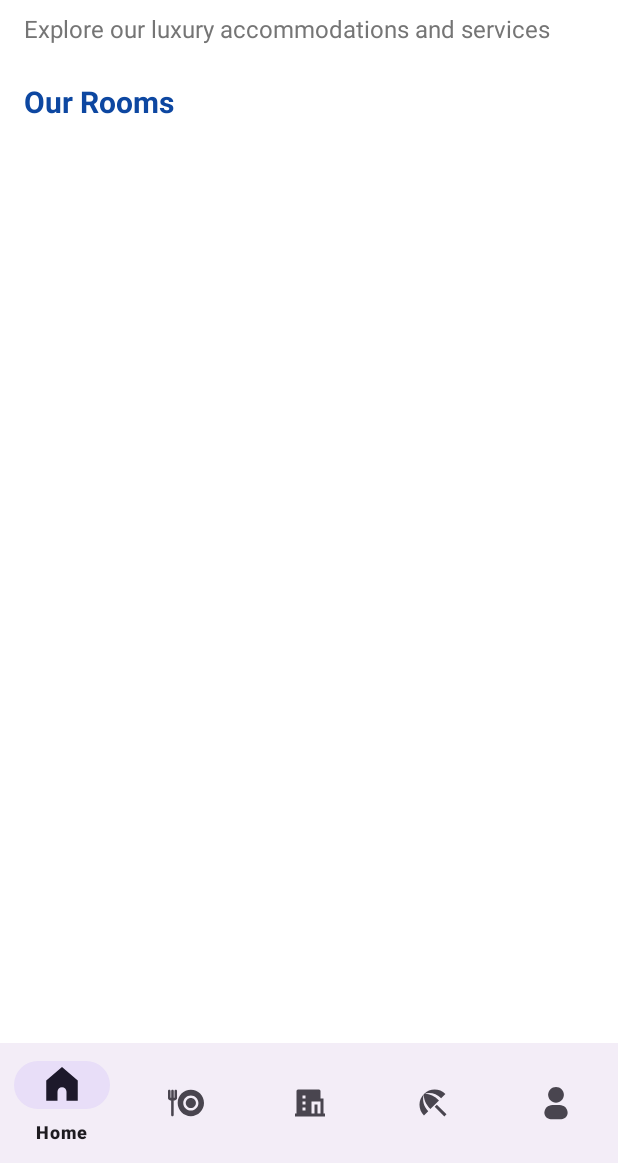
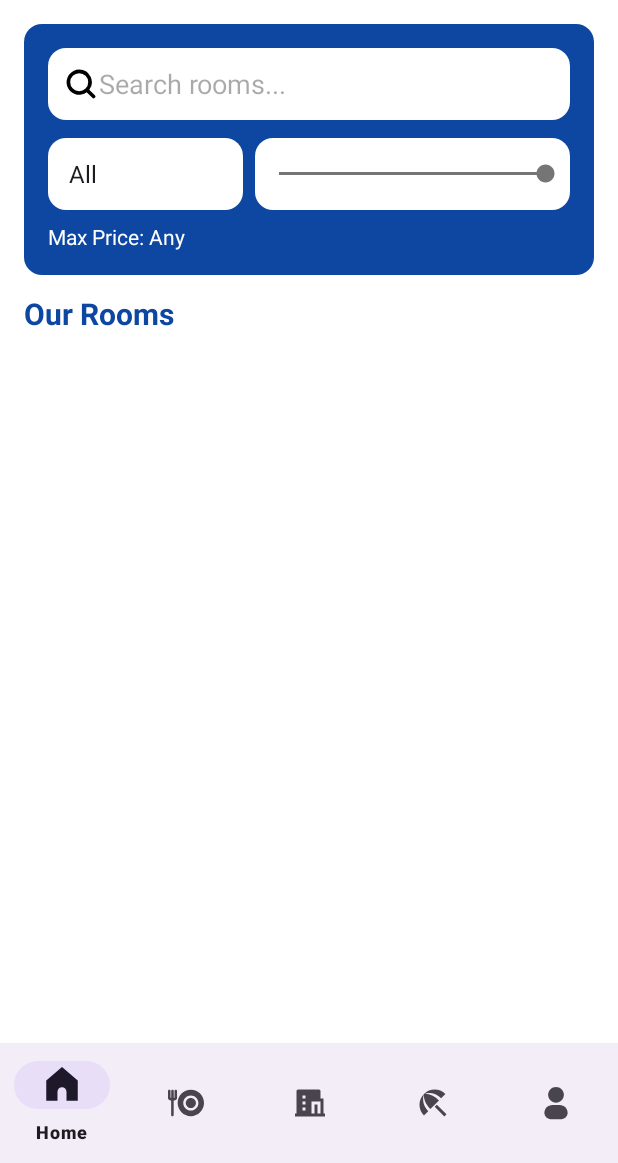
Before and after one commit to sandeepaMallawarachchi/luxevista, an Android app: the screen it shows after launch once a user with an empty profile is signed in (HomeActivity), on a phone screen of 412 x 824 dp, the part 73-1236 px from its top. Run offline under Robolectric (Android 15) with nearby library versions, the phone set to English and light mode, and no system bars; our stand-ins replace Firebase (no records; nobody signed in at launch, a user with empty details on screens opened directly).

Commit message:
profile updated and filters added

```diff
--- a/app/src/main/java/com/example/luxevista/fragments/HomeFragment.java
+++ b/app/src/main/java/com/example/luxevista/fragments/HomeFragment.java
@@ -1,72 +1,128 @@
 package com.example.luxevista.fragments;
 
 import android.os.Bundle;
-import android.util.Log;
-import android.view.LayoutInflater;
-import android.view.View;
-import android.view.ViewGroup;
-
+import android.text.Editable;
+import android.text.TextWatcher;
+import android.view.*;
+import android.widget.*;
 import androidx.annotation.NonNull;
 import androidx.annotation.Nullable;
 import androidx.fragment.app.Fragment;
 import androidx.recyclerview.widget.LinearLayoutManager;
 import androidx.recyclerview.widget.RecyclerView;
-
 import com.example.luxevista.R;
 import com.example.luxevista.adapters.RoomAdapter;
 import com.example.luxevista.models.Room;
 import com.google.firebase.firestore.FirebaseFirestore;
 import com.google.firebase.firestore.QueryDocumentSnapshot;
 
-import java.util.ArrayList;
-import java.util.List;
+import java.util.*;
 
 public class HomeFragment extends Fragment {
 
     private RecyclerView roomsRecyclerView;
     private RoomAdapter roomAdapter;
-    private List<Room> roomList;
+    private List<Room> roomList = new ArrayList<>();
+    private List<Room> filteredList = new ArrayList<>();
+
     private FirebaseFirestore firestore;
+
+    private EditText searchBar;
+    private Spinner typeSpinner;
+    private SeekBar priceSeekBar;
+    private TextView priceLabel;
+
+    private String selectedType = "All";
+    private int selectedMaxPrice = 100000;
 
     @Nullable
     @Override
     public View onCreateView(@NonNull LayoutInflater inflater, @Nullable ViewGroup container, @Nullable Bundle savedInstanceState) {
         View view = inflater.inflate(R.layout.fragment_home, container, false);
 
-        // Initialize RecyclerView
         roomsRecyclerView = view.findViewById(R.id.roomsRecyclerView);
+        searchBar = view.findViewById(R.id.searchEditText);
+        typeSpinner = view.findViewById(R.id.typeSpinner);
+        priceSeekBar = view.findViewById(R.id.priceSeekBar);
+        priceLabel = view.findViewById(R.id.priceTextView);
+
         roomsRecyclerView.setLayoutManager(new LinearLayoutManager(getContext()));
-
-        // Initialize Firestore and adapter
-        firestore = FirebaseFirestore.getInstance();
-        roomList = new ArrayList<>();
-        roomAdapter = new RoomAdapter(getContext(), roomList);
+        roomAdapter = new RoomAdapter(getContext(), filteredList);
         roomsRecyclerView.setAdapter(roomAdapter);
 
-        // Load rooms from Firestore
+        firestore = FirebaseFirestore.getInstance();
+        setupFilters();
         loadRoomsFromFirestore();
 
         return view;
     }
 
+    private void setupFilters() {
+        ArrayAdapter<CharSequence> adapter = ArrayAdapter.createFromResource(getContext(), R.array.room_types, android.R.layout.simple_spinner_item);
+        adapter.setDropDownViewResource(android.R.layout.simple_spinner_dropdown_item);
+        typeSpinner.setAdapter(adapter);
+        typeSpinner.setOnItemSelectedListener(new AdapterView.OnItemSelectedListener() {
+            @Override
+            public void onItemSelected(AdapterView<?> parent, View view, int position, long id) {
+                selectedType = parent.getItemAtPosition(position).toString();
+                filterRooms();
+            }
+
+            @Override
+            public void onNothingSelected(AdapterView<?> parent) {}
+        });
+
+        priceSeekBar.setMax(100000);
+        priceSeekBar.setProgress(100000);
+        priceLabel.setText("Max Price: Any");
+
+        priceSeekBar.setOnSeekBarChangeListener(new SeekBar.OnSeekBarChangeListener() {
+            @Override
+            public void onProgressChanged(SeekBar seekBar, int progress, boolean fromUser) {
+                selectedMaxPrice = progress;
+                priceLabel.setText(progress == 100000 ? "Max Price: Any" : "Max Price: LKR" + progress);
+                filterRooms();
+            }
+
+            @Override public void onStartTrackingTouch(SeekBar seekBar) {}
+            @Override public void onStopTrackingTouch(SeekBar seekBar) {}
+        });
+
+        searchBar.addTextChangedListener(new TextWatcher() {
+            @Override public void beforeTextChanged(CharSequence s, int start, int count, int after) {}
+            @Override public void onTextChanged(CharSequence s, int start, int before, int count) {
+                filterRooms();
+            }
+            @Override public void afterTextChanged(Editable s) {}
+        });
+    }
+
     private void loadRoomsFromFirestore() {
-        firestore.collection("rooms")
-                .get()
-                .addOnSuccessListener(queryDocumentSnapshots -> {
+        firestore.collection("rooms").get().addOnSuccessListener(queryDocumentSnapshots -> {
             roomList.clear();
             for (QueryDocumentSnapshot snapshot : queryDocumentSnapshots) {
                 Room room = snapshot.toObject(Room.class);
-                        if (room != null) {
                 room.setId(snapshot.getId());
                 roomList.add(room);
             }
-                        Log.d("FirestoreDebug", "Room loaded with ID: " + snapshot.getId());
-                    }
-                    roomAdapter.notifyDataSetChanged();
-                })
-                .addOnFailureListener(e -> {
-                    e.printStackTrace();
+            filterRooms();
         });
     }
 
+    private void filterRooms() {
+        String query = searchBar.getText().toString().toLowerCase();
+        filteredList.clear();
+
+        for (Room room : roomList) {
+            boolean matchesType = selectedType.equals("All") || room.getType().equalsIgnoreCase(selectedType);
+            boolean matchesPrice = selectedMaxPrice == 100000 || room.getPricePerNight() <= selectedMaxPrice;
+            boolean matchesSearch = room.getName().toLowerCase().contains(query);
+
+            if (matchesType && matchesPrice && matchesSearch) {
+                filteredList.add(room);
             }
+        }
+
+        roomAdapter.notifyDataSetChanged();
+    }
+}
--- /dev/null
+++ b/app/src/main/res/drawable/bg_filters_container.xml
@@ -0,0 +1,6 @@
+<?xml version="1.0" encoding="utf-8"?>
+<shape xmlns:android="http://schemas.android.com/apk/res/android"
+    android:shape="rectangle">
+    <solid android:color="#0D47A1" />
+    <corners android:radius="12dp" />
+</shape>
--- /dev/null
+++ b/app/src/main/res/drawable/bg_input_border.xml
@@ -0,0 +1,6 @@
+<?xml version="1.0" encoding="utf-8"?>
+<shape xmlns:android="http://schemas.android.com/apk/res/android"
+    android:shape="rectangle">
+    <solid android:color="@color/white" />
+    <corners android:radius="12dp" />
+</shape>
--- /dev/null
+++ b/app/src/main/res/drawable/ic_search.xml
@@ -0,0 +1,5 @@
+<vector xmlns:android="http://schemas.android.com/apk/res/android" android:height="24dp" android:viewportHeight="20" android:viewportWidth="20" android:width="24dp">
+
+    <path android:fillColor="#000000" android:fillType="evenOdd" android:pathData="M4,9a5,5 0,1 1,10 0A5,5 0,0 1,4 9zM9,2a7,7 0,1 0,4.2 12.6,0.999 0.999,0 0,0 0.093,0.107l3,3a1,1 0,0 0,1.414 -1.414l-3,-3a0.999,0.999 0,0 0,-0.107 -0.093A7,7 0,0 0,9 2z"/>
+
+</vector>
--- a/app/src/main/res/drawable/logo.xml
+++ /dev/null
@@ -1,13 +0,0 @@
-<vector xmlns:android="http://schemas.android.com/apk/res/android" android:height="800dp" android:tint="#000000" android:viewportHeight="24" android:viewportWidth="24" android:width="800dp">
-
-    <path android:fillColor="@android:color/white" android:pathData="M4,10h3v7h-3z"/>
-
-    <path android:fillColor="@android:color/white" android:pathData="M10.5,10h3v7h-3z"/>
-
-    <path android:fillColor="@android:color/white" android:pathData="M2,19h20v3h-20z"/>
-
-    <path android:fillColor="@android:color/white" android:pathData="M17,10h3v7h-3z"/>
-
-    <path android:fillColor="@android:color/white" android:pathData="M12,1l-10,5l0,2l20,0l0,-2z"/>
-
-</vector>
--- a/app/src/main/res/layout/activity_main.xml
+++ b/app/src/main/res/layout/activity_main.xml
@@ -52,7 +52,7 @@
         android:layout_marginTop="32dp"
         android:layout_marginEnd="32dp"
         android:background="@drawable/button_background"
-        android:text="@string/login"
+        android:text="@string/get_started"
         android:enabled="true"
         android:textColor="@color/white"
         app:layout_constraintEnd_toEndOf="parent"
--- a/app/src/main/res/layout/fragment_home.xml
+++ b/app/src/main/res/layout/fragment_home.xml
@@ -21,34 +21,80 @@
         app:layout_constraintStart_toStartOf="parent"
         app:layout_constraintTop_toTopOf="parent" />
 
-    <TextView
-        android:id="@+id/subtitleTextView"
+    <LinearLayout
+        android:id="@+id/filtersContainer"
         android:layout_width="0dp"
         android:layout_height="wrap_content"
+        android:orientation="vertical"
+        android:background="@drawable/bg_filters_container"
+        android:padding="16dp"
         android:layout_marginStart="16dp"
-        android:layout_marginTop="8dp"
         android:layout_marginEnd="16dp"
-        android:text="@string/explore_our_luxury_accommodations_and_services"
-        android:textColor="@color/colorAccent"
-        android:textSize="16sp"
-        app:layout_constraintEnd_toEndOf="parent"
+        android:layout_marginTop="16dp"
+        app:layout_constraintTop_toBottomOf="@id/welcomeTextView"
         app:layout_constraintStart_toStartOf="parent"
-        app:layout_constraintTop_toBottomOf="@+id/welcomeTextView" />
+        app:layout_constraintEnd_toEndOf="parent">
+
+        <EditText
+            android:id="@+id/searchEditText"
+            android:layout_width="match_parent"
+            android:layout_height="wrap_content"
+            android:minHeight="48dp"
+            android:layout_marginBottom="12dp"
+            android:hint="@string/search_rooms"
+            android:inputType="text"
+            android:drawableStart="@drawable/ic_search"
+            android:background="@drawable/bg_input_border"
+            android:padding="10dp" />
+
+        <LinearLayout
+            android:layout_width="match_parent"
+            android:layout_height="wrap_content"
+            android:orientation="horizontal">
+
+            <Spinner
+                android:id="@+id/typeSpinner"
+                android:layout_width="130dp"
+                android:layout_height="48dp"
+                android:layout_marginEnd="8dp"
+                android:background="@drawable/bg_input_border"
+                android:padding="6dp" />
+
+            <SeekBar
+                android:id="@+id/priceSeekBar"
+                android:layout_width="0dp"
+                android:layout_weight="1"
+                android:layout_height="48dp"
+                android:background="@drawable/bg_input_border"
+                android:padding="6dp"
+                android:max="1000" />
+        </LinearLayout>
+
+        <TextView
+            android:id="@+id/priceTextView"
+            android:layout_width="wrap_content"
+            android:layout_height="wrap_content"
+            android:layout_marginTop="8dp"
+            android:text="@string/price_up_to_1000"
+            android:textColor="@android:color/white"
+            android:textSize="14sp" />
+    </LinearLayout>
+
 
     <TextView
         android:id="@+id/roomsTextView"
         android:layout_width="0dp"
         android:layout_height="wrap_content"
+        android:layout_marginTop="12dp"
         android:layout_marginStart="16dp"
-        android:layout_marginTop="24dp"
         android:layout_marginEnd="16dp"
         android:text="@string/our_rooms"
+        android:textSize="20sp"
         android:textColor="@color/colorPrimary"
-        android:textSize="20sp"
         android:textStyle="bold"
-        app:layout_constraintEnd_toEndOf="parent"
+        app:layout_constraintTop_toBottomOf="@id/filtersContainer"
         app:layout_constraintStart_toStartOf="parent"
-        app:layout_constraintTop_toBottomOf="@+id/subtitleTextView" />
+        app:layout_constraintEnd_toEndOf="parent" />
 
     <androidx.recyclerview.widget.RecyclerView
         android:id="@+id/roomsRecyclerView"
@@ -59,9 +105,9 @@
         android:paddingStart="16dp"
         android:paddingEnd="16dp"
         android:paddingBottom="16dp"
+        app:layout_constraintTop_toBottomOf="@id/roomsTextView"
         app:layout_constraintBottom_toBottomOf="parent"
-        app:layout_constraintEnd_toEndOf="parent"
         app:layout_constraintStart_toStartOf="parent"
-        app:layout_constraintTop_toBottomOf="@+id/roomsTextView" />
+        app:layout_constraintEnd_toEndOf="parent" />
 
 </androidx.constraintlayout.widget.ConstraintLayout>
--- a/app/src/main/res/layout/fragment_profile.xml
+++ b/app/src/main/res/layout/fragment_profile.xml
@@ -32,13 +32,15 @@
         app:layout_constraintStart_toStartOf="parent"
         app:layout_constraintTop_toBottomOf="@+id/profileTextView">
 
-        <ImageView
+        <com.google.android.material.imageview.ShapeableImageView
             android:id="@+id/profileImageView"
             android:layout_width="120dp"
             android:layout_height="120dp"
-            android:background="@drawable/circle_background"
             android:padding="2dp"
-            android:src="@drawable/ic_profile" />
+            android:scaleType="centerCrop"
+            android:src="@drawable/ic_profile"
+            app:shapeAppearanceOverlay="@style/RoundedImage"
+            />
 
         <ImageView
             android:id="@+id/editIcon"
--- /dev/null
+++ b/app/src/main/res/values/arrays.xml
@@ -0,0 +1,10 @@
+<?xml version="1.0" encoding="utf-8"?>
+<resources>
+    <string-array name="room_types">
+        <item>All</item>
+        <item>Single</item>
+        <item>Double</item>
+        <item>Deluxe</item>
+        <item>Suite</item>
+    </string-array>
+</resources>
--- a/app/src/main/res/values/strings.xml
+++ b/app/src/main/res/values/strings.xml
@@ -58,5 +58,8 @@
     <string name="max_occupnacy">No Of Guets\n</string>
     <string name="book_from_book_to">book from - book to</string>
     <string name="lkrprice">LKRprice</string>
+    <string name="get_started">Get Started</string>
+    <string name="price_up_to_1000">Price</string>
+    <string name="search_rooms">Search rooms...</string>
 
 </resources>
--- a/app/src/main/res/values/styles.xml
+++ b/app/src/main/res/values/styles.xml
@@ -8,4 +8,10 @@
         <item name="android:windowLightStatusBar">true</item>
         <item name="android:statusBarColor">@color/white</item>
     </style>
+
+    <style name="RoundedImage">
+        <item name="cornerFamily">rounded</item>
+        <item name="cornerSize">50%</item>
+    </style>
+
 </resources>
```
Also changed, not shown: app/src/main/res/drawable/logo.png (added). Lines whose indentation alone changed are shown as unchanged.
